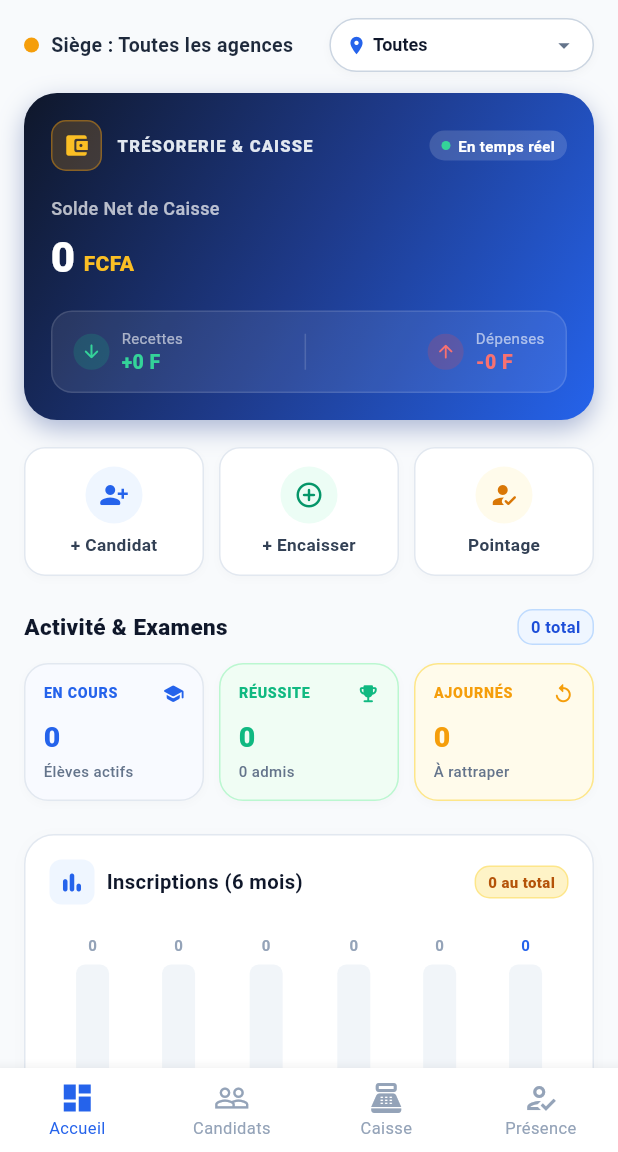
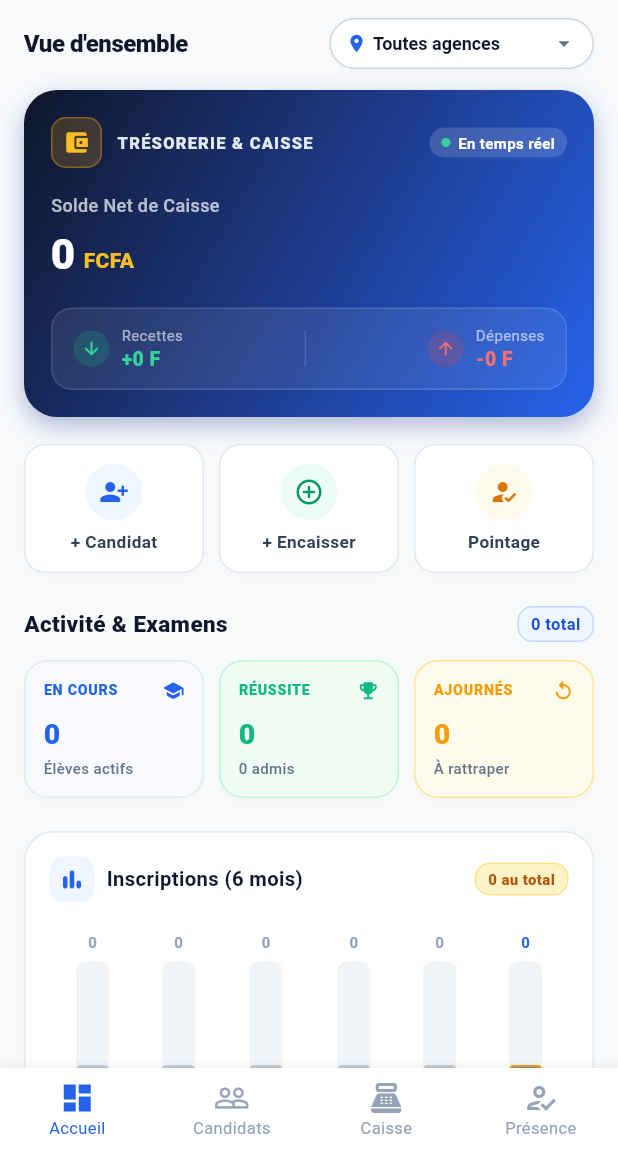
Before and after one commit to Winigah/autoecole-saintedmond, a Flutter app: the HomeScreen screen opened directly with empty values, on a phone screen of 412 x 824 dp, the part 84-1236 px from its top. Run offline on Flutter 3.47's test engine with Material 3 defaults, Android fonts, the phone set to English and light mode, and no system bars; our stand-ins replace flutter_secure_storage, shared_preferences, supabase_flutter; accounts and stored records are empty.

Commit message:
style(mobile): ajustement header dashboard - suppression redondance texte siege et pilule

```diff
--- a/mobile/lib/screens/dashboard_tab.dart
+++ b/mobile/lib/screens/dashboard_tab.dart
@@ -45,34 +45,22 @@ class DashboardTab extends StatelessWidget {
           Row(
             mainAxisAlignment: MainAxisAlignment.spaceBetween,
             children: [
-              Row(
-                children: [
-                  Container(
-                    width: 10,
-                    height: 10,
-                    decoration: const BoxDecoration(
-                      color: Color(0xFFF59E0B), // Jaune Saint Edmond
-                      shape: BoxShape.circle,
-                    ),
-                  ),
-                  const SizedBox(width: 8),
-                  Text(
-                    'Siège : ${selectedAnnexe == "Toutes" ? "Toutes les agences" : selectedAnnexe}',
-                    style: const TextStyle(
-                      fontSize: 13,
-                      fontWeight: FontWeight.w700,
-                      color: Color(0xFF1E293B),
-                    ),
-                  ),
-                ],
+              const Text(
+                'Vue d\'ensemble',
+                style: TextStyle(
+                  fontSize: 16,
+                  fontWeight: FontWeight.w800,
+                  color: Color(0xFF0F172A),
+                  letterSpacing: -0.3,
+                ),
               ),
               // Compact Pill Selector
               Container(
-                height: 36,
+                height: 34,
                 padding: const EdgeInsets.symmetric(horizontal: 10),
                 decoration: BoxDecoration(
                   color: Colors.white,
-                  borderRadius: BorderRadius.circular(20),
+                  borderRadius: BorderRadius.circular(18),
                   border: Border.all(color: const Color(0xFFCBD5E1)),
                   boxShadow: [
                     BoxShadow(
@@ -99,7 +87,7 @@ class DashboardTab extends StatelessWidget {
                         items: ['Toutes', ...db.annexes].map((a) {
                           return DropdownMenuItem(
                             value: a,
-                            child: Text(a),
+                            child: Text(a == 'Toutes' ? 'Toutes agences' : a),
                           );
                         }).toList(),
                         onChanged: (val) {
```
